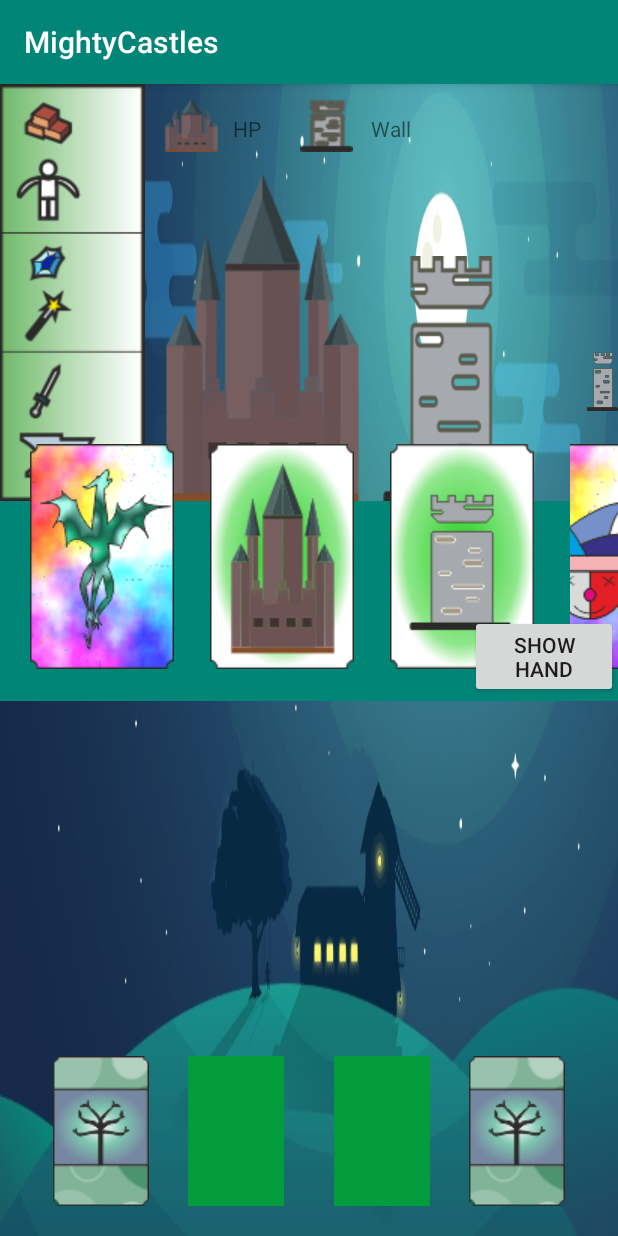
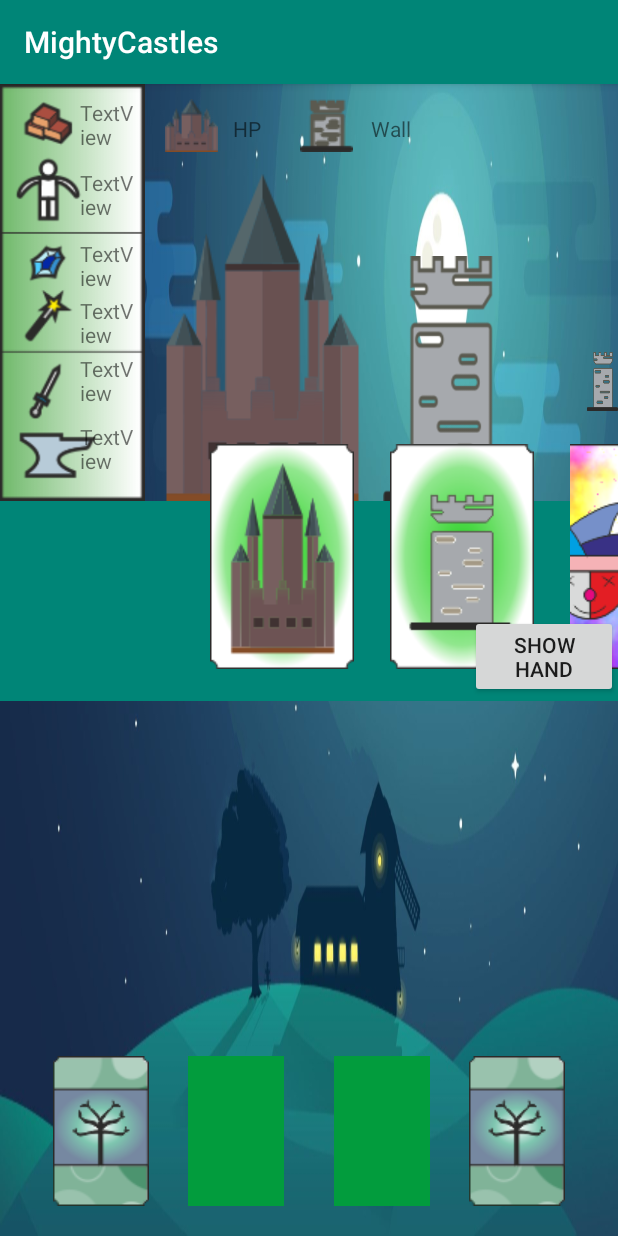
Before and after one commit to ManPetrauskas/MightyCastles, an Android app: the Gameplay screen opened directly, with no data from a screen before it, on a phone screen of 412 x 824 dp. Run offline under Robolectric (Android 15) with nearby library versions, the phone set to English and light mode, and no system bars.

Commit message:
text view

```diff
--- a/app/src/main/res/layout/activity_gameplay.xml
+++ b/app/src/main/res/layout/activity_gameplay.xml
@@ -130,7 +130,7 @@
         android:src="@drawable/card_drake"
 
 
-        android:visibility="visible" />
+        android:visibility="invisible" />
     <!--android:visibility="invisible" -->
     <ImageButton
         android:id="@+id/card2Button"
@@ -185,7 +185,7 @@
         android:layout_marginStart="620dp"
         android:layout_marginTop="240dp"
         android:src="@drawable/card_wizard"
-        android:visibility="visible" />
+        android:visibility="invisible" />
 
 
 
@@ -278,7 +278,125 @@
         android:layout_marginTop="10dp"
         app:srcCompat="@drawable/icon_wall" />
 
+    <TextView
+        android:id="@+id/player1Worker"
+        android:layout_width="35dp"
+        android:layout_height="35dp"
+        android:layout_alignParentStart="true"
+        android:layout_alignParentTop="true"
+        android:layout_marginStart="53dp"
+        android:layout_marginTop="56dp"
+        android:text="TextView" />
 
+    <TextView
+        android:id="@+id/player1Bricks"
+        android:layout_width="35dp"
+        android:layout_height="35dp"
+        android:layout_alignParentStart="true"
+        android:layout_alignParentTop="true"
+        android:layout_marginStart="53dp"
+        android:layout_marginTop="9dp"
+        android:text="TextView" />
+
+    <TextView
+        android:id="@+id/player1Mana"
+        android:layout_width="35dp"
+        android:layout_height="35dp"
+        android:layout_alignParentStart="true"
+        android:layout_alignParentTop="true"
+        android:layout_marginStart="53dp"
+        android:layout_marginTop="103dp"
+        android:text="TextView" />
+
+    <TextView
+        android:id="@+id/player1Magic"
+        android:layout_width="35dp"
+        android:layout_height="35dp"
+        android:layout_alignParentStart="true"
+        android:layout_alignParentTop="true"
+        android:layout_marginStart="53dp"
+        android:layout_marginTop="141dp"
+        android:text="TextView" />
+
+    <TextView
+        android:id="@+id/player1Blacksmith"
+        android:layout_width="35dp"
+        android:layout_height="35dp"
+        android:layout_alignParentStart="true"
+        android:layout_alignParentTop="true"
+        android:layout_marginStart="53dp"
+        android:layout_marginTop="225dp"
+        android:text="TextView" />
+
+    <TextView
+        android:id="@+id/player1Weapons"
+        android:layout_width="35dp"
+        android:layout_height="35dp"
+        android:layout_alignParentStart="true"
+        android:layout_alignParentTop="true"
+        android:layout_marginStart="53dp"
+        android:layout_marginTop="180dp"
+        android:text="TextView" />
+
+    <TextView
+        android:id="@+id/player2Worker"
+        android:layout_width="35dp"
+        android:layout_height="35dp"
+        android:layout_alignParentStart="true"
+        android:layout_alignParentTop="true"
+        android:layout_marginStart="638dp"
+        android:layout_marginTop="58dp"
+        android:text="TextView" />
+
+    <TextView
+        android:id="@+id/player2Bricks"
+        android:layout_width="35dp"
+        android:layout_height="35dp"
+        android:layout_alignParentStart="true"
+        android:layout_alignParentTop="true"
+        android:layout_marginStart="638dp"
+        android:layout_marginTop="8dp"
+        android:text="TextView" />
+
+    <TextView
+        android:id="@+id/player2Mana"
+        android:layout_width="35dp"
+        android:layout_height="35dp"
+        android:layout_alignParentStart="true"
+        android:layout_alignParentTop="true"
+        android:layout_marginStart="638dp"
+        android:layout_marginTop="101dp"
+        android:text="TextView" />
+
+    <TextView
+        android:id="@+id/player2Magic"
+        android:layout_width="35dp"
+        android:layout_height="35dp"
+        android:layout_alignParentStart="true"
+        android:layout_alignParentTop="true"
+        android:layout_marginStart="638dp"
+        android:layout_marginTop="140dp"
+        android:text="TextView" />
+
+    <TextView
+        android:id="@+id/player2Weapons"
+        android:layout_width="35dp"
+        android:layout_height="35dp"
+        android:layout_alignParentStart="true"
+        android:layout_alignParentTop="true"
+        android:layout_marginStart="638dp"
+        android:layout_marginTop="183dp"
+        android:text="TextView" />
+
+    <TextView
+        android:id="@+id/player2Blacksmith"
+        android:layout_width="35dp"
+        android:layout_height="35dp"
+        android:layout_alignParentStart="true"
+        android:layout_alignParentTop="true"
+        android:layout_marginStart="638dp"
+        android:layout_marginTop="226dp"
+        android:text="TextView" />
 
 
 </RelativeLayout>
```
